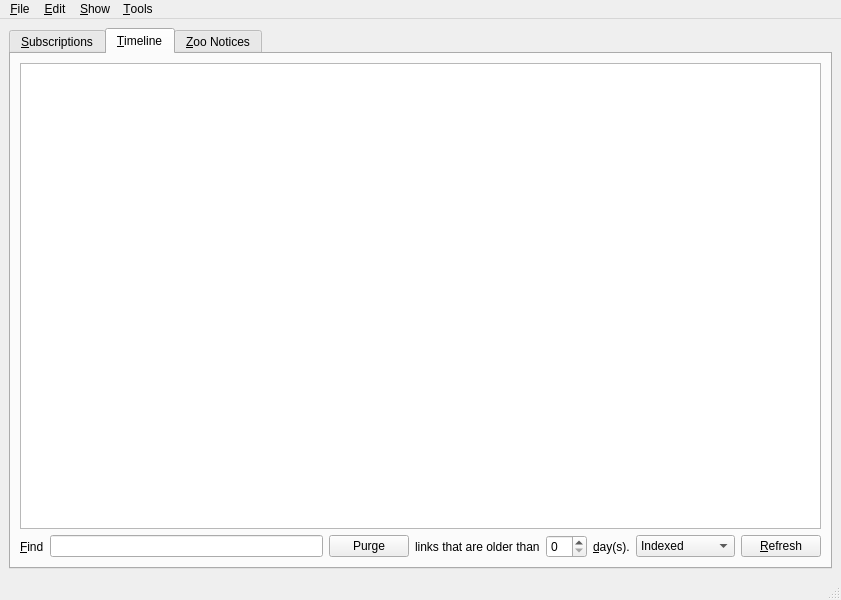
This is branches/trunk/GoldBug-UI/spot-on-rss.ui in textbrowser/spot-on as Qt 5 draws it before an edit. The edited form follows.
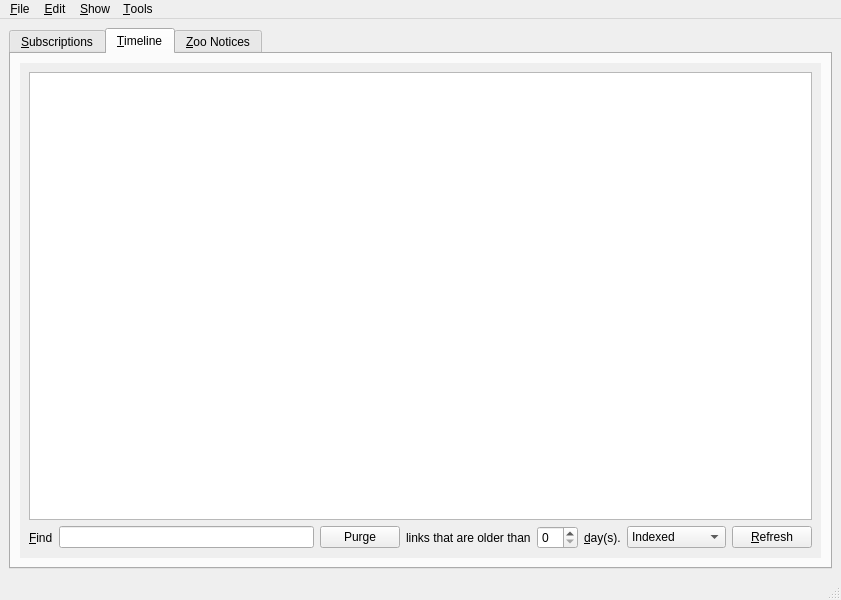
This is the edited form. The open tabs and pages were chosen to show the change. Icons and pictures are not drawn. Custom widgets are drawn as their Qt base class.

Commit message: Scroll area.

```diff
--- a/branches/trunk/GoldBug-UI/spot-on-rss.ui
+++ b/branches/trunk/GoldBug-UI/spot-on-rss.ui
@@ -424,6 +424,24 @@
        </attribute>
        <layout class="QVBoxLayout" name="verticalLayout_2">
         <item>
+         <widget class="QScrollArea" name="scrollArea">
+          <property name="frameShape">
+           <enum>QFrame::NoFrame</enum>
+          </property>
+          <property name="widgetResizable">
+           <bool>true</bool>
+          </property>
+          <widget class="QWidget" name="scrollAreaWidgetContents">
+           <property name="geometry">
+            <rect>
+             <x>0</x>
+             <y>0</y>
+             <width>802</width>
+             <height>137</height>
+            </rect>
+           </property>
+           <layout class="QVBoxLayout" name="verticalLayout_6">
+            <item>
          <widget class="spoton_textbrowser" name="timeline">
           <property name="font">
            <font>
@@ -545,6 +563,10 @@
         </item>
        </layout>
       </widget>
+         </widget>
+        </item>
+       </layout>
+      </widget>
       <widget class="QWidget" name="tab_3">
        <attribute name="title">
         <string>&amp;Zoo Notices</string>
```
Left out of the diff: 3 changed lines with no effect on the pictures. Lines whose indentation alone changed are shown as unchanged. The commit also changes 1 other file.
